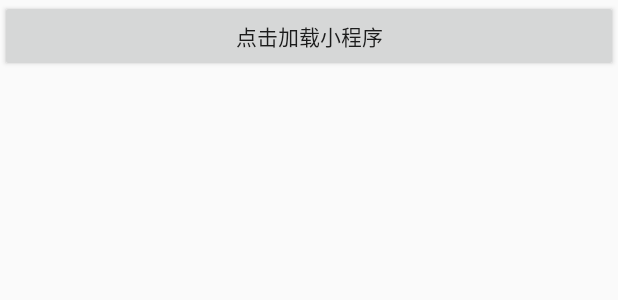
After one commit to YTW88/native-mapp-pack-template, an Android app: the layout main.xml on its own in the app's theme, with its tools: preview values and no code run, on a phone screen of 412 x 824 dp. The commit adds this screen. Shown: the top 300 px of the screen. Run offline under Robolectric (Android 15) with nearby library versions, the phone set to English and light mode, and no system bars.

Commit message:
更新模板工程

```diff
--- a/android/app/build.gradle
+++ b/android/app/build.gradle
@@ -36,8 +36,8 @@ android {
 }
 
 dependencies {
-    api 'com.ytw.sdk:mpsdk-full:1.0.100'
-    annotationProcessor 'com.ytw.sdk:compiler:1.0.94'
+    api 'com.ytw.sdk:mpsdk-full:1.0.101'
+    annotationProcessor 'com.ytw.sdk:compiler:1.0.96'
 
     //
     api 'com.android.support:multidex:1.0.3'
--- /dev/null
+++ b/android/app/src/main/res/layout/main.xml
@@ -0,0 +1,12 @@
+<?xml version="1.0" encoding="utf-8"?>
+<LinearLayout xmlns:android="http://schemas.android.com/apk/res/android"
+    android:layout_width="match_parent"
+    android:layout_height="match_parent">
+
+    <Button
+        android:id="@+id/button"
+        android:layout_width="wrap_content"
+        android:layout_height="wrap_content"
+        android:layout_weight="1"
+        android:text="点击加载小程序" />
+</LinearLayout>
```
Also changed, not shown: android/app/src/main/java/com/ytw88/mapp/MainActivity.java (+9 -8 lines).
